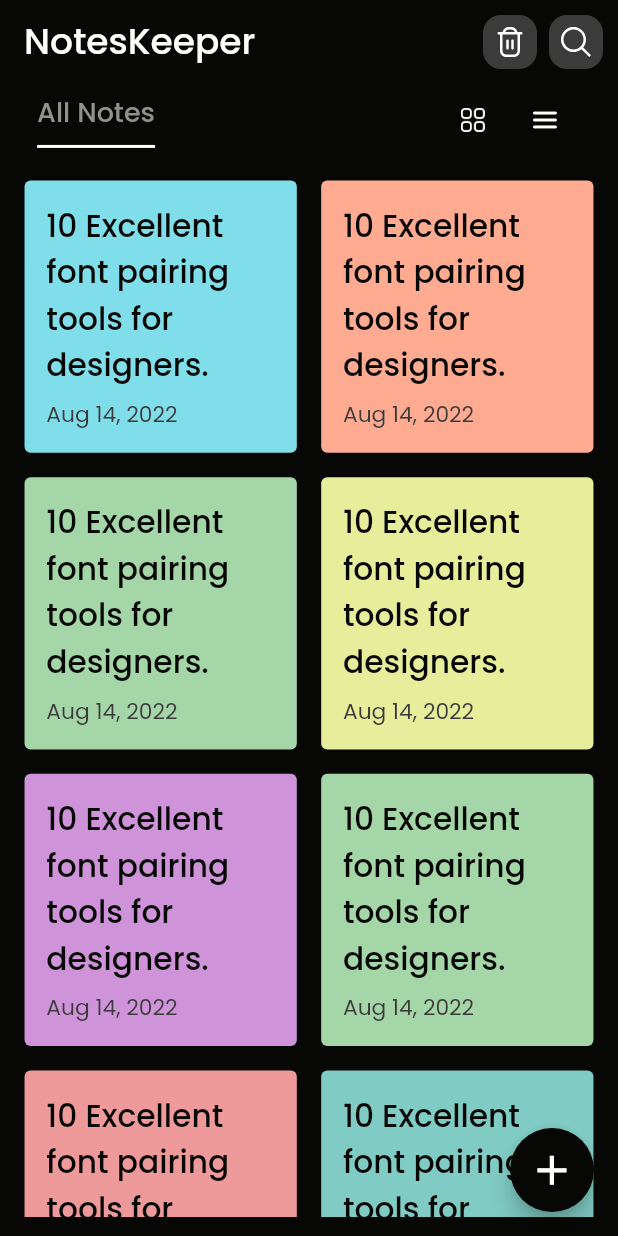
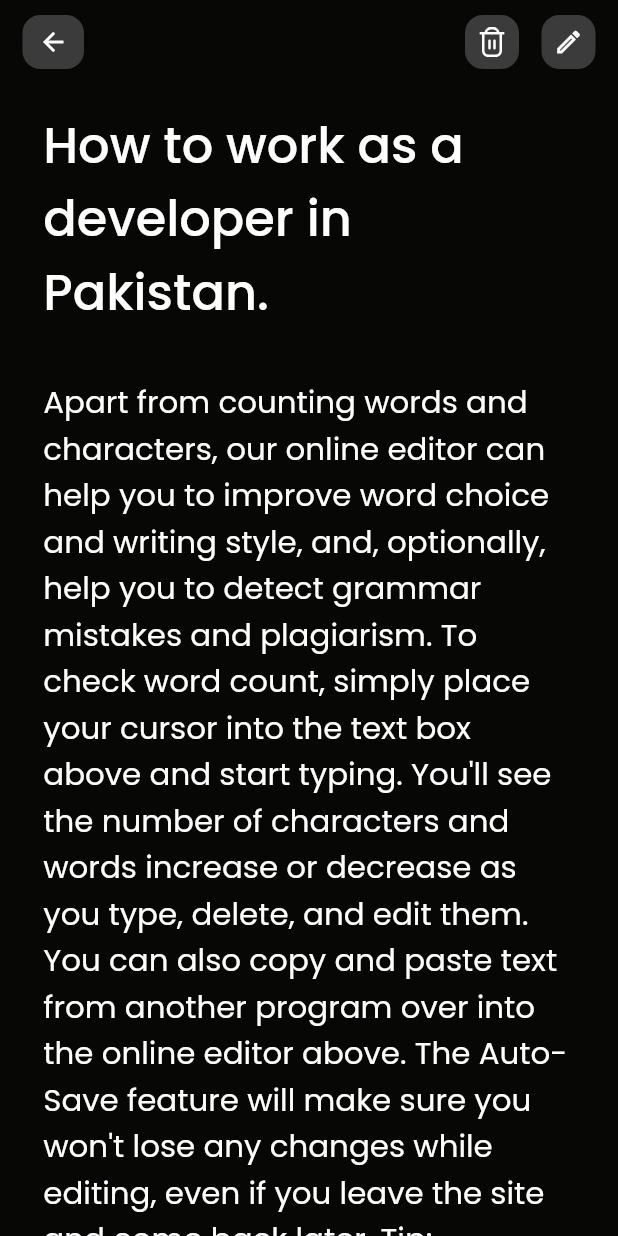
Before and after one commit to mateendev3/Notes-Keeper, a Flutter app: the screen it shows after launch, after a tap on "10 Excellent font pairing tools for desi", on a phone screen of 412 x 824 dp. Run offline on Flutter 3.47's test engine with Material 2 defaults, Android fonts, the phone set to English and light mode, and no system bars; our stand-ins replace flutter_svg, google_fonts.

Commit message:
Added 'watch_note-screen' to project, without db

```diff
--- a/lib/screens/add_note_screen.dart
+++ b/lib/screens/add_note_screen.dart
@@ -61,7 +61,7 @@ class _AddNoteScreenState extends State<AddNoteScreen> {
     return TextFormField(
       selectionControls: MaterialTextSelectionControls(),
       autofocus: true,
-      maxLength: 100,
+      maxLength: 80,
       maxLines: 2,
       decoration: InputDecoration(
         hintText: 'Title',
--- a/lib/screens/home_screen.dart
+++ b/lib/screens/home_screen.dart
@@ -2,6 +2,7 @@ import 'dart:math';
 
 import 'package:flutter/material.dart';
 import 'package:notes_keeper/screens/add_note_screen.dart';
+import 'package:notes_keeper/screens/watch_note_screen.dart';
 import '../utils/assets_constants.dart';
 import '../utils/color_constants.dart';
 import '../utils/helper_widgets.dart';
@@ -158,7 +159,14 @@ class _HomeScreenState extends State<HomeScreen> {
     return Card(
       color: AppColors.list[_random.nextInt(AppColors.list.length)],
       child: InkWell(
-        onTap: () {},
+        onTap: () {
+          Navigator.push(
+            context,
+            MaterialPageRoute(
+              builder: (_) => const WatchNoteScreen(),
+            ),
+          );
+        },
         splashColor: AppColors.white,
         child: LayoutBuilder(builder: (context, innerConstraints) {
           return Padding(
--- /dev/null
+++ b/lib/screens/watch_note_screen.dart
@@ -0,0 +1,103 @@
+import 'package:flutter/material.dart';
+import 'package:notes_keeper/utils/assets_constants.dart';
+import 'package:notes_keeper/utils/helper_widgets.dart';
+
+import '../utils/color_constants.dart';
+import 'components/action_icon_widget.dart';
+
+class WatchNoteScreen extends StatefulWidget {
+  const WatchNoteScreen({Key? key}) : super(key: key);
+
+  @override
+  State<WatchNoteScreen> createState() => _WatchNoteScreenState();
+}
+
+class _WatchNoteScreenState extends State<WatchNoteScreen> {
+  late Size _size;
+
+  @override
+  Widget build(BuildContext context) {
+    _size = MediaQuery.of(context).size;
+    return Scaffold(
+      appBar: _buildAppBar(),
+      body: Padding(
+        padding: EdgeInsets.only(
+          top: _size.height * 0.02,
+          left: _size.height * 0.035,
+          right: _size.height * 0.035,
+        ),
+        child: _buildBody(),
+      ),
+    );
+  }
+
+  AppBar _buildAppBar() {
+    return AppBar(
+      automaticallyImplyLeading: false,
+      leading: buildActionIcon(
+        icon: Icons.arrow_back,
+        onTap: () {
+          Navigator.pop(context);
+        },
+        rightMargin: 0.0,
+        leftMargin: 15.0,
+      ),
+      actions: [
+        buildActionIcon(
+          onTap: () {},
+          rightMargin: 15.0,
+          iconPath: AssetsConsts.icDustbin,
+        ),
+        buildActionIcon(
+          onTap: () {},
+          rightMargin: 15.0,
+          icon: Icons.edit_outlined,
+        ),
+      ],
+    );
+  }
+
+  Widget _buildBody() {
+    return Column(
+      children: [
+        _buildTitleText(),
+        addVerticalSpace(_size.height * 0.04),
+        Expanded(
+          child: SingleChildScrollView(
+            child: _buildNoteText(),
+          ),
+        ),
+      ],
+    );
+  }
+
+  Text _buildTitleText() {
+    return Text(
+      'How to work as a developer in Pakistan.',
+      maxLines: null,
+      style: Theme.of(context).textTheme.bodyText1!.copyWith(
+            color: AppColors.white,
+            fontSize: _size.width * 0.08,
+            fontWeight: FontWeight.w500,
+          ),
+    );
+  }
+
+  final String _data = '''
+Apart from counting words and characters, our online editor can help you to improve word choice and writing style, and, optionally, help you to detect grammar mistakes and plagiarism. To check word count, simply place your cursor into the text box above and start typing. You'll see the number of characters and words increase or decrease as you type, delete, and edit them. You can also copy and paste text from another program over into the online editor above. The Auto-Save feature will make sure you won't lose any changes while editing, even if you leave the site and come back later. Tip: Bookmark this page now.
+Knowing the word count of a text can be important. For example, if an author has to write a minimum or maximum amount of words for an article, essay, report, story, book, paper, you name it. WordCounter will help to make sure its word count reaches a specific requirement or stays within a certain limit.
+In addition, WordCounter shows you the top 10 keywords and keyword density of the article you're writing. This allows you to know which keywords you use how often and at what percentages. This can prevent you from over-using certain words or word combinations and check for best distribution of keywords in your writing.
+In the Details overview you can see the average speaking and reading time for your text, while Reading Level is an indicator of the education level a person would need in order to understand the words you’re using.
+Disclaimer: We strive to make our tools as accurate as possible but we cannot guarantee it will always be so.
+''';
+
+  _buildNoteText() {
+    return Text(
+      _data,
+      maxLines: null,
+      style: Theme.of(context).textTheme.bodyText1!.copyWith(
+            fontSize: _size.width * 0.05,
+          ),
+    );
+  }
+}
```
